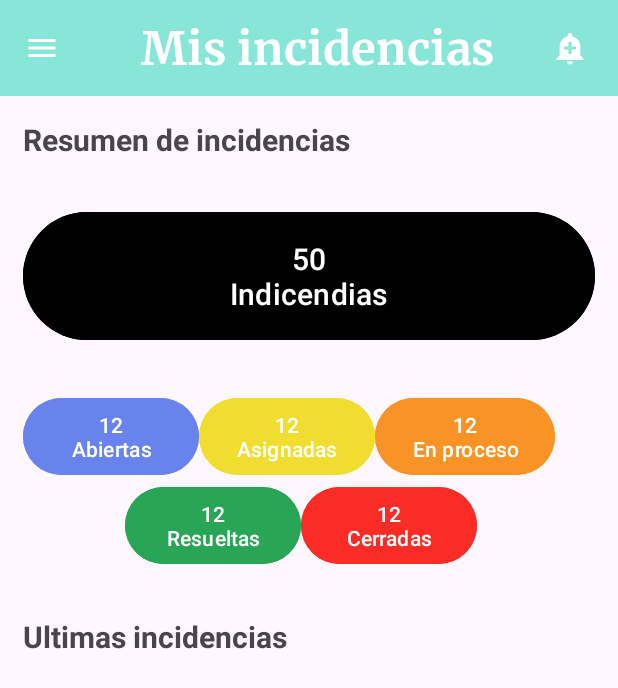
After one commit to veronicaalla/RetoIntermodular, an Android app: the layout activity_principal.xml on its own in the app's theme, with its tools: preview values and no code run, on a phone screen of 412 x 824 dp. The commit adds this screen. Shown: the top 688 px of the screen. Run offline under Robolectric (Android 15) with nearby library versions, the phone set to English and light mode, and no system bars.

Commit message:
Parte visual
Se ha cambiado el color del tema, y se ha creado:  SplashScreen y Principal

```diff
--- a/AplicacionMovil/IncidenciasIES/app/src/main/AndroidManifest.xml
+++ b/AplicacionMovil/IncidenciasIES/app/src/main/AndroidManifest.xml
@@ -13,6 +13,9 @@
         android:theme="@style/Theme.IncidenciasIES"
         tools:targetApi="31">
         <activity
+            android:name=".Principal"
+            android:exported="false" />
+        <activity
             android:name=".LogginActivity"
             android:exported="false" />
         <activity
--- /dev/null
+++ b/AplicacionMovil/IncidenciasIES/app/src/main/java/es/intermodular/equipo2/incidenciasies/Principal.kt
@@ -0,0 +1,17 @@
+package es.intermodular.equipo2.incidenciasies
+
+import androidx.appcompat.app.AppCompatActivity
+import android.os.Bundle
+import es.intermodular.equipo2.incidenciasies.databinding.ActivityPrincipalBinding
+
+class Principal : AppCompatActivity() {
+
+    private lateinit var binding : ActivityPrincipalBinding
+    override fun onCreate(savedInstanceState: Bundle?) {
+        super.onCreate(savedInstanceState)
+
+        //Inflamos la vista
+        binding = ActivityPrincipalBinding.inflate(layoutInflater)
+        setContentView(binding.root)
+    }
+}
--- a/AplicacionMovil/IncidenciasIES/app/src/main/java/es/intermodular/equipo2/incidenciasies/SplashScreen.kt
+++ b/AplicacionMovil/IncidenciasIES/app/src/main/java/es/intermodular/equipo2/incidenciasies/SplashScreen.kt
@@ -1,11 +1,40 @@
 package es.intermodular.equipo2.incidenciasies
 
+import android.content.Intent
+import android.media.MediaPlayer
+import android.net.Uri
 import androidx.appcompat.app.AppCompatActivity
 import android.os.Bundle
+import android.os.Handler
+import android.os.Looper
+import es.intermodular.equipo2.incidenciasies.databinding.SplashScreenBinding
 
 class SplashScreen : AppCompatActivity() {
     override fun onCreate(savedInstanceState: Bundle?) {
         super.onCreate(savedInstanceState)
-        setContentView(R.layout.splash_screen)
+
+        //Inflamos la vista
+        val binding = SplashScreenBinding.inflate(layoutInflater)
+        setContentView(binding.root)
+
+        //Obtenemos la ruta del video inicial
+        val uri: Uri = Uri.parse( "android.resource://" + packageName +"/raw/intro")
+        binding.inicioApp.setVideoURI(uri)
+        binding.inicioApp.start()
+
+        //Obtenemos el sonido
+        //val sonidoIntro = MediaPlayer.create(this, R.raw.inicio)
+        //sonidoIntro.start()
+
+        Handler(Looper.getMainLooper()).postDelayed({
+            //Al ser la ventana inicial, donde el usuario no tiene que interactuar
+            //Sino que solamente debe de esperar, le quitaremos la animacion que hay
+            //Entre ventanas
+            val flagIntent = Intent(this, LogginActivity::class.java)
+            flagIntent.flags = Intent.FLAG_ACTIVITY_NO_ANIMATION
+            startActivity(flagIntent)
+
+
+        },3000)
     }
 }
--- /dev/null
+++ b/AplicacionMovil/IncidenciasIES/app/src/main/res/drawable/baseline_add_alert_24.xml
@@ -0,0 +1,5 @@
+<vector android:height="24dp" android:tint="#FFFFFF"
+    android:viewportHeight="24" android:viewportWidth="24"
+    android:width="24dp" xmlns:android="http://schemas.android.com/apk/res/android">
+    <path android:fillColor="@android:color/white" android:pathData="M10.01,21.01c0,1.1 0.89,1.99 1.99,1.99s1.99,-0.89 1.99,-1.99h-3.98zM18.88,16.82L18.88,11c0,-3.25 -2.25,-5.97 -5.29,-6.69v-0.72C13.59,2.71 12.88,2 12,2s-1.59,0.71 -1.59,1.59v0.72C7.37,5.03 5.12,7.75 5.12,11v5.82L3,18.94L3,20h18v-1.06l-2.12,-2.12zM16,13.01h-3v3h-2v-3L8,13.01L8,11h3L11,8h2v3h3v2.01z"/>
+</vector>
--- /dev/null
+++ b/AplicacionMovil/IncidenciasIES/app/src/main/res/drawable/baseline_menu_24.xml
@@ -0,0 +1,5 @@
+<vector android:height="24dp" android:tint="#FFFFFF"
+    android:viewportHeight="24" android:viewportWidth="24"
+    android:width="24dp" xmlns:android="http://schemas.android.com/apk/res/android">
+    <path android:fillColor="@android:color/white" android:pathData="M3,18h18v-2L3,16v2zM3,13h18v-2L3,11v2zM3,6v2h18L21,6L3,6z"/>
+</vector>
--- /dev/null
+++ b/AplicacionMovil/IncidenciasIES/app/src/main/res/layout/activity_principal.xml
@@ -0,0 +1,160 @@
+<?xml version="1.0" encoding="utf-8"?>
+<androidx.constraintlayout.widget.ConstraintLayout xmlns:android="http://schemas.android.com/apk/res/android"
+    xmlns:app="http://schemas.android.com/apk/res-auto"
+    xmlns:tools="http://schemas.android.com/tools"
+    android:layout_width="match_parent"
+    android:layout_height="match_parent"
+    tools:context=".Principal">
+
+
+    <ScrollView
+        android:id="@+id/scrollView2"
+        android:layout_width="match_parent"
+        android:layout_height="match_parent"
+        android:layout_marginBottom="16dp"
+        app:layout_constraintBottom_toBottomOf="parent"
+        app:layout_constraintEnd_toEndOf="parent"
+        app:layout_constraintStart_toStartOf="parent">
+
+        <LinearLayout
+            android:layout_width="match_parent"
+            android:layout_height="match_parent"
+            android:orientation="vertical">
+
+            <androidx.appcompat.widget.Toolbar
+                android:id="@+id/toolbar"
+                android:layout_width="match_parent"
+                android:layout_height="?attr/actionBarSize"
+                android:background="?attr/colorPrimary">
+
+                <ImageView
+                    android:id="@+id/menuAjustes"
+                    android:layout_width="wrap_content"
+                    android:layout_height="wrap_content"
+                    android:layout_gravity="left"
+                    android:paddingRight="20dp"
+                    android:src="@drawable/baseline_menu_24" />
+
+                <TextView
+                    android:id="@+id/toolbar_title"
+                    android:layout_width="wrap_content"
+                    android:layout_height="wrap_content"
+                    android:layout_gravity="left"
+                    android:layout_marginLeft="50dp"
+                    android:fontFamily="@font/merriweather_bold"
+                    android:text="Mis incidencias"
+                    android:textColor="@color/white"
+                    android:textSize="30dp" />
+
+                <ImageView
+                    android:id="@+id/menuNotificaciones"
+                    android:layout_width="wrap_content"
+                    android:layout_height="wrap_content"
+                    android:layout_gravity="right"
+                    android:paddingRight="20dp"
+                    android:src="@drawable/baseline_add_alert_24" />
+
+
+            </androidx.appcompat.widget.Toolbar>
+
+            <TextView
+                android:id="@+id/textView"
+                android:layout_width="wrap_content"
+                android:layout_height="wrap_content"
+                android:layout_margin="15dp"
+                android:text="Resumen de incidencias"
+                android:textSize="20dp"
+                android:textStyle="bold"
+                app:layout_constraintBottom_toBottomOf="parent"
+                app:layout_constraintEnd_toEndOf="parent"
+                app:layout_constraintHorizontal_bias="0.185"
+                app:layout_constraintStart_toStartOf="parent"
+                app:layout_constraintTop_toTopOf="parent"
+                app:layout_constraintVertical_bias="0.147" />
+
+            <Button
+                android:id="@+id/btnIncidenciasTotales"
+                android:layout_width="match_parent"
+                android:layout_height="93dp"
+                android:layout_margin="15dp"
+                android:backgroundTint="@color/black"
+                android:clickable="false"
+                android:text="50\nIndicendias"
+                android:textSize="20dp"
+                android:textStyle="normal" />
+
+
+            <TableLayout
+                android:layout_width="match_parent"
+                android:layout_height="match_parent"
+                android:layout_margin="15dp"
+                android:gravity="center">
+
+                <TableRow
+                    android:layout_width="match_parent"
+                    android:layout_height="match_parent">
+
+                    <Button
+                        android:id="@+id/btnAbiertas"
+                        android:layout_width="117dp"
+                        android:layout_height="59dp"
+                        android:backgroundTint="@color/colorEnAbierto"
+                        android:text="12\nAbiertas" />
+
+                    <Button
+                        android:id="@+id/btnAsignadas"
+                        android:layout_width="117dp"
+                        android:layout_height="59dp"
+                        android:backgroundTint="@color/colorAsignado"
+                        android:text="12\nAsignadas" />
+
+                    <Button
+                        android:id="@+id/btnEnProceso"
+                        android:layout_width="120dp"
+                        android:layout_height="59dp"
+                        android:backgroundTint="@color/colorEnProceso"
+                        android:text="12\nEn proceso" />
+                </TableRow>
+
+                <TableRow
+                    android:layout_width="match_parent"
+                    android:layout_height="match_parent"
+                    android:layout_gravity="center"
+                    android:layout_marginLeft="45dp">
+
+                    <Button
+                        android:id="@+id/btnResueltas"
+                        android:layout_width="117dp"
+                        android:layout_height="59dp"
+                        android:backgroundTint="@color/colorResuelto"
+                        android:text="12\nResueltas" />
+
+                    <Button
+                        android:id="@+id/btnCerradas"
+                        android:layout_width="117dp"
+                        android:layout_height="59dp"
+                        android:backgroundTint="@color/colorCerrado"
+                        android:text="12\nCerradas" />
+                </TableRow>
+            </TableLayout>
+
+            <TextView
+                android:id="@+id/textView3"
+                android:layout_width="match_parent"
+                android:layout_height="wrap_content"
+                android:layout_margin="15dp"
+                android:text="Ultimas incidencias "
+                android:textSize="20dp"
+                android:textStyle="bold" />
+
+            <androidx.recyclerview.widget.RecyclerView
+                android:id="@+id/rvIncidencias"
+                android:layout_margin="15dp"
+                android:layout_width="match_parent"
+                android:layout_height="match_parent" />
+
+        </LinearLayout>
+    </ScrollView>
+
+
+</androidx.constraintlayout.widget.ConstraintLayout>
--- a/AplicacionMovil/IncidenciasIES/app/src/main/res/layout/splash_screen.xml
+++ b/AplicacionMovil/IncidenciasIES/app/src/main/res/layout/splash_screen.xml
@@ -6,10 +6,10 @@
     android:layout_height="match_parent"
     tools:context=".SplashScreen">
 
-    <TextView
+    <VideoView
+        android:id="@+id/inicioApp"
         android:layout_width="wrap_content"
         android:layout_height="wrap_content"
-        android:text="Hello World!"
         app:layout_constraintBottom_toBottomOf="parent"
         app:layout_constraintEnd_toEndOf="parent"
         app:layout_constraintStart_toStartOf="parent"
--- a/AplicacionMovil/IncidenciasIES/app/src/main/res/values/colors.xml
+++ b/AplicacionMovil/IncidenciasIES/app/src/main/res/values/colors.xml
@@ -2,4 +2,13 @@
 <resources>
     <color name="black">#FF000000</color>
     <color name="white">#FFFFFFFF</color>
+    <color name="theme2">#4DD52A</color>
+    <color name="theme1">#88E6D9</color>
+
+    <color name="colorEnAbierto">#6883EC</color>
+    <color name="colorAsignado">#F1DD30</color>
+    <color name="colorEnProceso">#FA9325</color>
+    <color name="colorCerrado">#FA2C25</color>
+    <color name="colorResuelto">#28A555</color>
+
 </resources>
--- a/AplicacionMovil/IncidenciasIES/app/src/main/res/values/themes.xml
+++ b/AplicacionMovil/IncidenciasIES/app/src/main/res/values/themes.xml
@@ -1,8 +1,17 @@
 <resources xmlns:tools="http://schemas.android.com/tools">
     <!-- Base application theme. -->
     <style name="Base.Theme.IncidenciasIES" parent="Theme.Material3.DayNight.NoActionBar">
-        <!-- Customize your light theme here. -->
-        <!-- <item name="colorPrimary">@color/my_light_primary</item> -->
+        <!-- Primary brand color. -->
+        <item name="colorPrimary">@color/theme1</item>
+        <item name="colorPrimaryVariant">@color/theme1</item>
+        <item name="colorOnPrimary">@color/white</item>
+        <!-- Secondary brand color. -->
+        <item name="colorSecondary">@color/theme2</item>
+        <item name="colorSecondaryVariant">@color/theme2</item>
+        <item name="colorOnSecondary">@color/white</item>
+        <!-- Status bar color. -->
+        <item name="android:statusBarColor" >?attr/colorPrimaryVariant</item>
+
     </style>
 
     <style name="Theme.IncidenciasIES" parent="Base.Theme.IncidenciasIES" />
```
Also changed, not shown: AplicacionMovil/IncidenciasIES/app/src/main/res/font/dancing_script.ttf (added), AplicacionMovil/IncidenciasIES/app/src/main/res/font/merriweather_bold.ttf (added), 1 other file.
